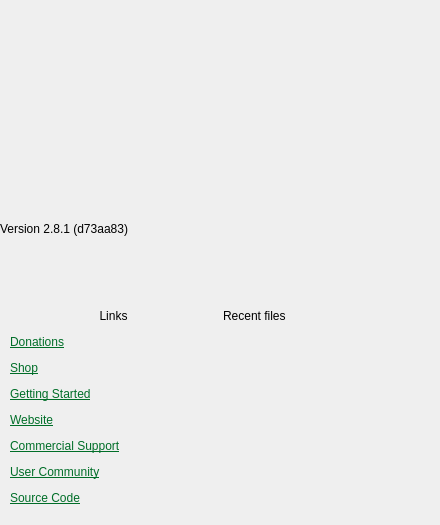
Old version of the form krita/wdgsplash.ui in the repository KDE/krita.
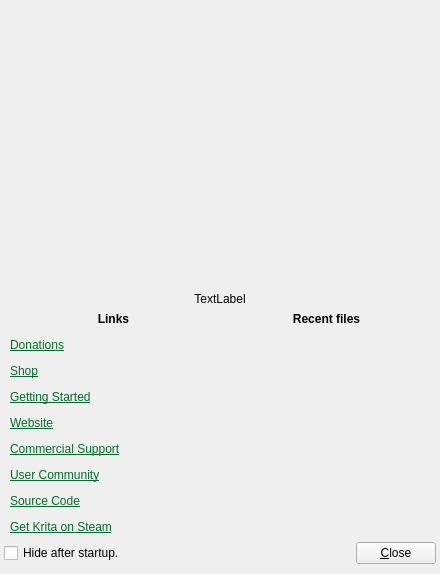
New version of the form. Icons and pictures are not drawn.

Commit message:
Extended splash screen: morph into a dialog when the app is done starting
Conflicts:
	libs/main/KoApplication.cpp

What changed in the file:
```diff
--- a/krita/wdgsplash.ui
+++ b/krita/wdgsplash.ui
@@ -7,7 +7,7 @@
     <x>0</x>
     <y>0</y>
     <width>440</width>
-    <height>525</height>
+    <height>571</height>
    </rect>
   </property>
   <property name="sizePolicy">
@@ -16,43 +16,6 @@
     <verstretch>0</verstretch>
    </sizepolicy>
   </property>
-  <property name="palette">
-   <palette>
-    <active>
-     <colorrole role="Base">
-      <brush brushstyle="SolidPattern">
-       <color alpha="255">
-        <red>40</red>
-        <green>40</green>
-        <blue>40</blue>
-       </color>
-      </brush>
-     </colorrole>
-    </active>
-    <inactive>
-     <colorrole role="Base">
-      <brush brushstyle="SolidPattern">
-       <color alpha="255">
-        <red>40</red>
-        <green>40</green>
-        <blue>40</blue>
-       </color>
-      </brush>
-     </colorrole>
-    </inactive>
-    <disabled>
-     <colorrole role="Base">
-      <brush brushstyle="SolidPattern">
-       <color alpha="255">
-        <red>250</red>
-        <green>250</green>
-        <blue>250</blue>
-       </color>
-      </brush>
-     </colorrole>
-    </disabled>
-   </palette>
-  </property>
   <property name="windowTitle">
    <string>Form</string>
   </property>
@@ -69,7 +32,7 @@
       <bool>true</bool>
      </property>
      <property name="sizePolicy">
-      <sizepolicy hsizetype="Fixed" vsizetype="Preferred">
+      <sizepolicy hsizetype="Fixed" vsizetype="Fixed">
        <horstretch>0</horstretch>
        <verstretch>0</verstretch>
       </sizepolicy>
@@ -77,7 +40,7 @@
      <property name="minimumSize">
       <size>
        <width>440</width>
-       <height>0</height>
+       <height>286</height>
       </size>
      </property>
      <property name="text">
@@ -94,7 +57,13 @@
    <item>
     <widget class="QLabel" name="lblVersion">
      <property name="text">
-      <string>Version 2.8.1 (d73aa83)</string>
+      <string>TextLabel</string>
+     </property>
+     <property name="alignment">
+      <set>Qt::AlignCenter</set>
+     </property>
+     <property name="margin">
+      <number>4</number>
      </property>
     </widget>
    </item>
@@ -107,7 +76,7 @@
       <number>10</number>
      </property>
      <property name="bottomMargin">
-      <number>20</number>
+      <number>0</number>
      </property>
      <item>
       <widget class="QLabel" name="lblLinks">
@@ -115,7 +84,7 @@
         <string notr="true"/>
        </property>
        <property name="text">
-        <string>&lt;html&gt;&lt;head/&gt;&lt;body&gt;&lt;p align=&quot;center&quot;&gt;Links&lt;/p&gt;&lt;p&gt;&lt;a href=&quot;http://krita.org/support-krita#general&quot;&gt;&lt;span style=&quot; text-decoration: underline; color:#006e28;&quot;&gt;Donations&lt;/span&gt;&lt;/a&gt;&lt;/p&gt;&lt;p&gt;&lt;a href=&quot;http://www.zazzle.com/kritashop&quot;&gt;&lt;span style=&quot; text-decoration: underline; color:#006e28;&quot;&gt;Shop&lt;/span&gt;&lt;/a&gt;&lt;/p&gt;&lt;p&gt;&lt;a href=&quot;http://krita.org/resources&quot;&gt;&lt;span style=&quot; text-decoration: underline; color:#006e28;&quot;&gt;Getting Started&lt;/span&gt;&lt;/a&gt;&lt;/p&gt;&lt;p&gt;&lt;a href=&quot;http://krita.org&quot;&gt;&lt;span style=&quot; text-decoration: underline; color:#006e28;&quot;&gt;Website&lt;/span&gt;&lt;/a&gt;&lt;/p&gt;&lt;p&gt;&lt;a href=&quot;http://kritastudio.com&quot;&gt;&lt;span style=&quot; text-decoration: underline; color:#006e28;&quot;&gt;Commercial Support&lt;/span&gt;&lt;/a&gt;&lt;/p&gt;&lt;p&gt;&lt;a href=&quot;http://forum.kde.org/viewforum.php?f=136&quot;&gt;&lt;span style=&quot; text-decoration: underline; color:#006e28;&quot;&gt;User Community&lt;/span&gt;&lt;/a&gt;&lt;/p&gt;&lt;p&gt;&lt;a href=&quot;https://projects.kde.org/projects/calligra&quot;&gt;&lt;span style=&quot; text-decoration: underline; color:#006e28;&quot;&gt;Source Code&lt;/span&gt;&lt;/a&gt;&lt;/p&gt;&lt;/body&gt;&lt;/html&gt;</string>
+        <string>&lt;html&gt;&lt;head/&gt;&lt;body&gt;&lt;p align=&quot;center&quot;&gt;&lt;span style=&quot; font-weight:600;&quot;&gt;Links&lt;/span&gt;&lt;/p&gt;&lt;p&gt;&lt;a href=&quot;http://krita.org/support-krita#general&quot;&gt;&lt;span style=&quot; text-decoration: underline; color:#006e28;&quot;&gt;Donations&lt;/span&gt;&lt;/a&gt;&lt;/p&gt;&lt;p&gt;&lt;a href=&quot;http://www.zazzle.com/kritashop&quot;&gt;&lt;span style=&quot; text-decoration: underline; color:#006e28;&quot;&gt;Shop&lt;/span&gt;&lt;/a&gt;&lt;/p&gt;&lt;p&gt;&lt;a href=&quot;http://krita.org/resources&quot;&gt;&lt;span style=&quot; text-decoration: underline; color:#006e28;&quot;&gt;Getting Started&lt;/span&gt;&lt;/a&gt;&lt;/p&gt;&lt;p&gt;&lt;a href=&quot;http://krita.org&quot;&gt;&lt;span style=&quot; text-decoration: underline; color:#006e28;&quot;&gt;Website&lt;/span&gt;&lt;/a&gt;&lt;/p&gt;&lt;p&gt;&lt;a href=&quot;http://kritastudio.com&quot;&gt;&lt;span style=&quot; text-decoration: underline; color:#006e28;&quot;&gt;Commercial Support&lt;/span&gt;&lt;/a&gt;&lt;/p&gt;&lt;p&gt;&lt;a href=&quot;http://forum.kde.org/viewforum.php?f=136&quot;&gt;&lt;span style=&quot; text-decoration: underline; color:#006e28;&quot;&gt;User Community&lt;/span&gt;&lt;/a&gt;&lt;/p&gt;&lt;p&gt;&lt;a href=&quot;https://projects.kde.org/projects/calligra&quot;&gt;&lt;span style=&quot; text-decoration: underline; color:#006e28;&quot;&gt;Source Code&lt;/span&gt;&lt;/a&gt;&lt;/p&gt;&lt;p&gt;&lt;a href=&quot;http://store.steampowered.com/app/280680/&quot;&gt;&lt;span style=&quot; text-decoration: underline; color:#006e28;&quot;&gt;Get Krita on Steam&lt;/span&gt;&lt;/a&gt;&lt;/p&gt;&lt;/body&gt;&lt;/html&gt;</string>
        </property>
        <property name="textFormat">
         <enum>Qt::RichText</enum>
@@ -131,7 +100,7 @@
      <item>
       <widget class="QLabel" name="lblRecent">
        <property name="text">
-        <string>Recent files</string>
+        <string>&lt;html&gt;&lt;head/&gt;&lt;body&gt;&lt;p align=&quot;center&quot;&gt;&lt;span style=&quot; font-weight:600;&quot;&gt;Recent files&lt;/span&gt;&lt;/p&gt;&lt;/body&gt;&lt;/html&gt;</string>
        </property>
        <property name="textFormat">
         <enum>Qt::RichText</enum>
@@ -146,6 +115,42 @@
      </item>
     </layout>
    </item>
+   <item>
+    <layout class="QHBoxLayout" name="horizontalLayout_2">
+     <property name="leftMargin">
+      <number>4</number>
+     </property>
+     <property name="topMargin">
+      <number>2</number>
+     </property>
+     <property name="rightMargin">
+      <number>4</number>
+     </property>
+     <property name="bottomMargin">
+      <number>10</number>
+     </property>
+     <item>
+      <widget class="QCheckBox" name="chkShowAtStartup">
+       <property name="sizePolicy">
+        <sizepolicy hsizetype="MinimumExpanding" vsizetype="Fixed">
+         <horstretch>0</horstretch>
+         <verstretch>0</verstretch>
+        </sizepolicy>
+       </property>
+       <property name="text">
+        <string>Hide after startup.</string>
+       </property>
+      </widget>
+     </item>
+     <item>
+      <widget class="QPushButton" name="bnClose">
+       <property name="text">
+        <string>&amp;Close</string>
+       </property>
+      </widget>
+     </item>
+    </layout>
+   </item>
   </layout>
  </widget>
  <resources/>
```
The commit also changes 5 other files.
